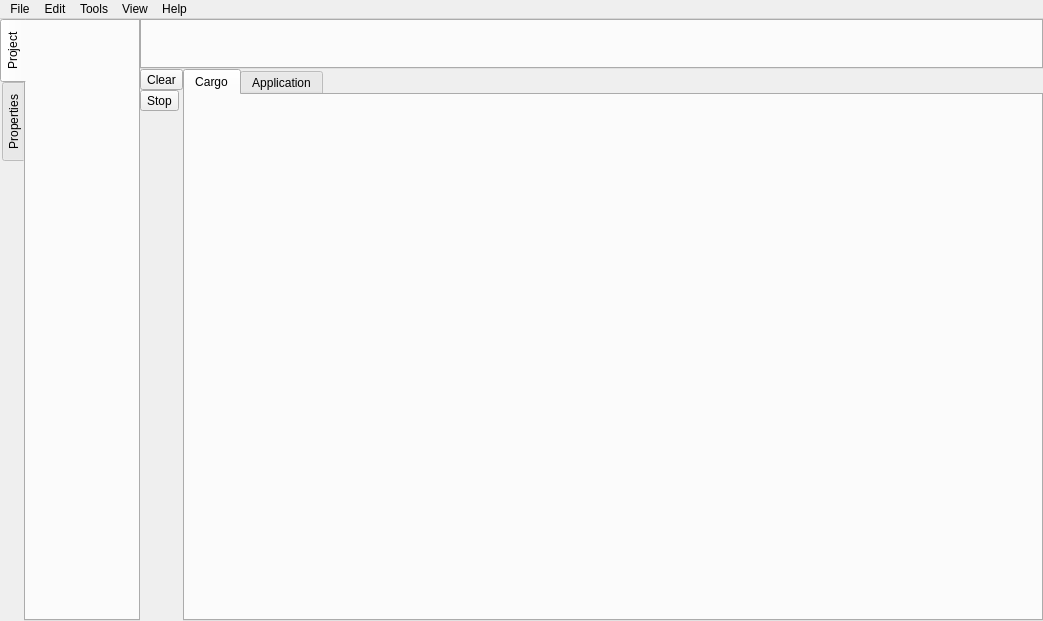
Qt form Source/UI/MainWindow.ui (krre/afterglow) before a commit.
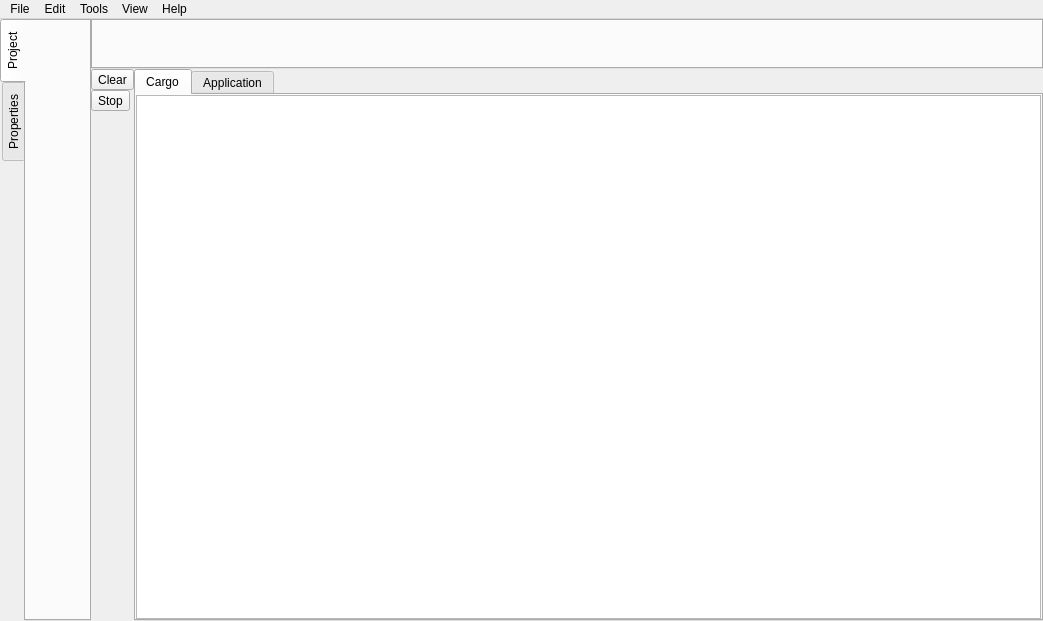
The same form after that commit.

Commit message: Add TextEdit in output tabs

Diff of the .ui file:
```diff
--- a/Source/UI/MainWindow.ui
+++ b/Source/UI/MainWindow.ui
@@ -152,6 +152,33 @@
             <attribute name="title">
              <string>Cargo</string>
             </attribute>
+            <layout class="QVBoxLayout" name="verticalLayout_2">
+             <property name="spacing">
+              <number>0</number>
+             </property>
+             <property name="leftMargin">
+              <number>0</number>
+             </property>
+             <property name="topMargin">
+              <number>0</number>
+             </property>
+             <property name="rightMargin">
+              <number>0</number>
+             </property>
+             <property name="bottomMargin">
+              <number>0</number>
+             </property>
+             <item>
+              <widget class="QTextEdit" name="textEditCargo">
+               <property name="focusPolicy">
+                <enum>Qt::NoFocus</enum>
+               </property>
+               <property name="readOnly">
+                <bool>true</bool>
+               </property>
+              </widget>
+             </item>
+            </layout>
            </widget>
            <widget class="QWidget" name="tabApplication">
             <attribute name="title">
```
Left out of the diff: 27 changed lines with no effect on the pictures.
